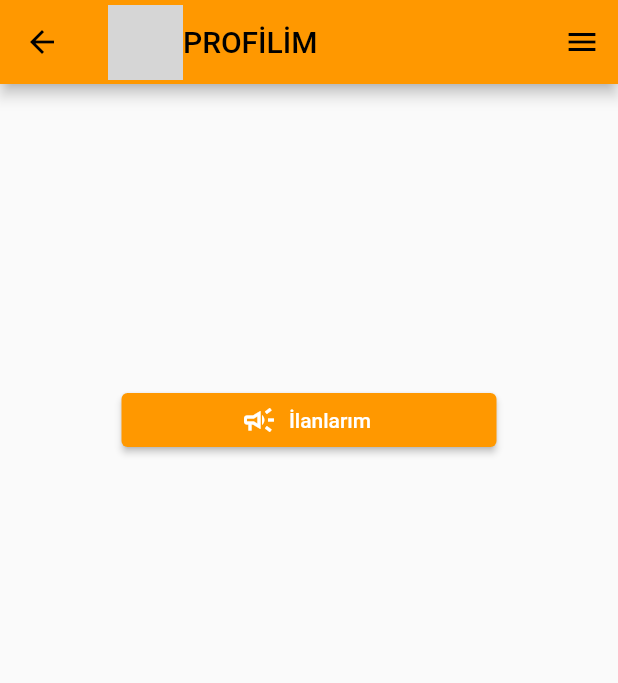
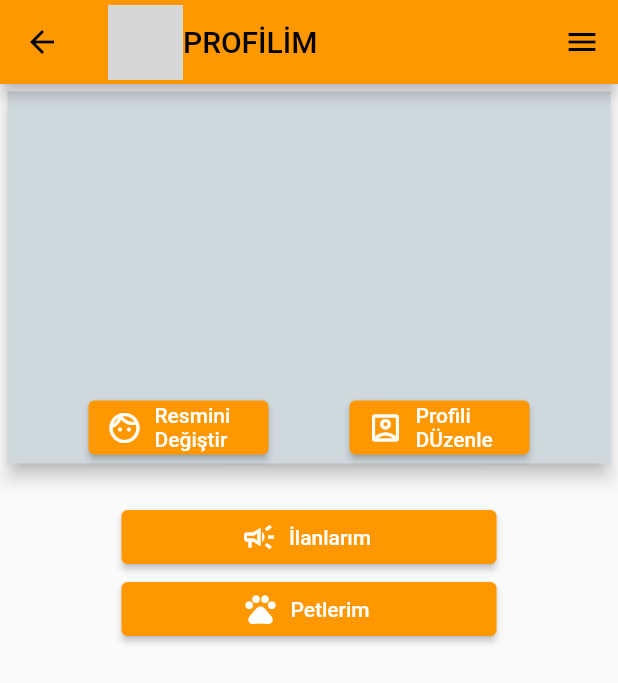
Before and after one commit to yunusturhan/PetBuddy, a Flutter app: the KullaniciProfili screen opened directly, on a phone screen of 412 x 824 dp. Shown: the top 683 px of the screen. Run offline on Flutter 3.47's test engine with Material 2 defaults, Android fonts, the phone set to English and light mode, and no system bars; our stand-ins replace cloud_firestore, email_validator, file_picker, firebase_auth, firebase_core, firebase_database and 5 more; missing offline and left inert: passwordfield; accounts and stored records are empty; grey boxes are pictures that could not be loaded.

Commit message:
Bitirme projesi güncelleme 14.01.2022

```diff
--- a/lib/pages/kullanici_profil_sayfasi.dart
+++ b/lib/pages/kullanici_profil_sayfasi.dart
@@ -114,6 +114,13 @@ class _KullaniciProfiliState extends State<KullaniciProfili> {
       body: Center(
         child:Column(
           children: [
+            Card(color: Colors.blueGrey.shade100,
+              margin: EdgeInsets.all(5),shape:RoundedRectangleBorder(
+          borderRadius: BorderRadius.circular(0.0),
+        ),
+              elevation: 5,
+              child: Column(
+              children: [
                 Container(height: 200,
                   child: StreamBuilder<QuerySnapshot>(
                     stream: KullaniciRef.where('user_id',isEqualTo: '${context.watch<AuthService>().user!.uid}').snapshots(),
@@ -147,6 +154,10 @@ class _KullaniciProfiliState extends State<KullaniciProfili> {
                                       crossAxisAlignment: CrossAxisAlignment.center,
                                       children: [
                                         Text(
+                                          "${listedeDokumanSnapshot[index].get('user_adi')}",
+                                          style: TextStyle(fontSize: 18),
+                                        ),
+                                        Text(
                                           "${listedeDokumanSnapshot[index].get('aciklama')}",
                                           style: TextStyle(fontSize: 18),
                                         ),
@@ -165,18 +176,33 @@ class _KullaniciProfiliState extends State<KullaniciProfili> {
                     } ,
                   ),
                 ),
-            Row(
+                Row(crossAxisAlignment: CrossAxisAlignment.center,
+                  mainAxisAlignment: MainAxisAlignment.spaceEvenly,
                   children: [
+                    SizedBox(width:120,child: ElevatedButton.icon(icon:Icon(Icons.face_outlined,color: Colors.white,), label:Text("Resmini Değiştir",style: TextStyle(color: Colors.white),),onPressed: (){}, )),
+                    SizedBox(width:120,child: ElevatedButton.icon(icon:Icon(Icons.account_box_outlined,color: Colors.white,), label:Text("Profili DÜzenle",style: TextStyle(color: Colors.white),),onPressed: (){}, )),
+
 
                   ],
                 ),
+              ],
+            ),),
+            SizedBox(height: 20,),
             SizedBox(width: 250,
                 child: ElevatedButton.icon(icon:Icon(Icons.campaign_outlined,color: Colors.white,), label:Text("İlanlarım",style: TextStyle(color: Colors.white),),onPressed: (){
                   Navigator.of(context).push(MaterialPageRoute(builder: (context)=>ChangeNotifierProvider(
                     create: (_)=>AuthService(),
                     child: KullaniciIlanlar(),
                   )));
-                }))
+                })),
+
+            SizedBox(width: 250,
+                child: ElevatedButton.icon(icon:Icon(Icons.pets_outlined,color: Colors.white,), label:Text("Petlerim",style: TextStyle(color: Colors.white),),onPressed: (){
+                  Navigator.of(context).push(MaterialPageRoute(builder: (context)=>ChangeNotifierProvider(
+                    create: (_)=>AuthService(),
+                    child: Petlerim(),
+                  )));
+                })),
 
           ],
         )),
```
Also changed, not shown: lib/pages/kullanici_petleri.dart (+6 -1 lines). Lines whose indentation alone changed are shown as unchanged.
